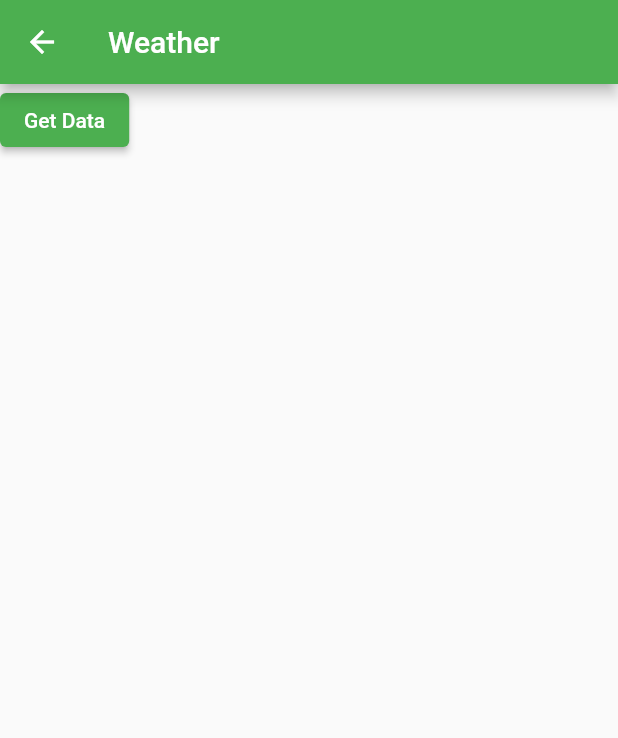
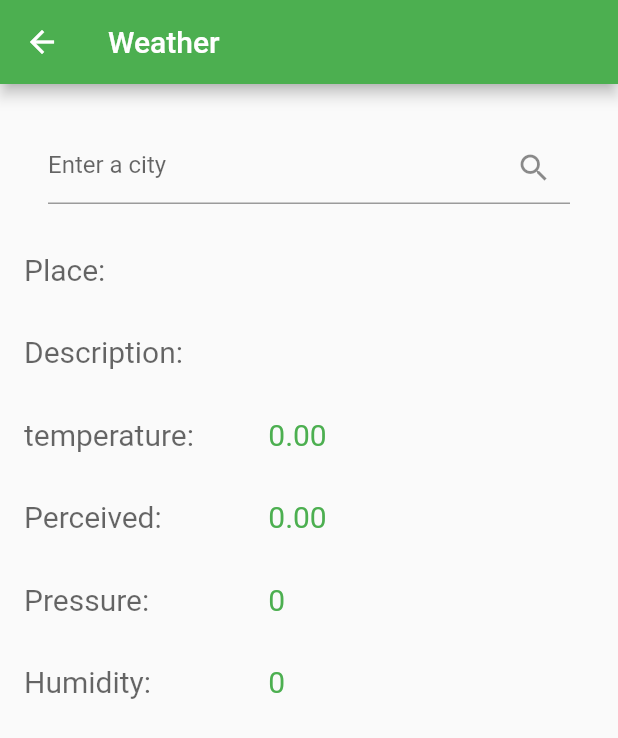
Before and after one commit to alfredjmgdev/flutter_gym_app, a Flutter app: the WeatherScreen screen opened directly, on a phone screen of 412 x 824 dp. Shown: the top 738 px of the screen. Run offline on Flutter 3.47's test engine with Material 2 defaults, Android fonts, the phone set to English and light mode, and no system bars.

Commit message:
weather app

```diff
--- a/lib/data/htpp_helper.dart
+++ b/lib/data/htpp_helper.dart
@@ -1,3 +1,4 @@
+import 'package:flutter_application_1/data/weather.dart';
 import 'package:http/http.dart' as http;
 import 'dart:convert';
 
@@ -7,11 +8,13 @@ class HttpHelper {
   final String path = "data/2.5/weather";
   final String apiKey = "3cd1164d517a8136ed3a558b8e6e2b34";
 
-  Future<String> getWeather(String location) async {
+  Future<Weather> getWeather(String location) async {
     Map<String, dynamic> parameters = {"q": location, "appId": apiKey};
     Uri uri = Uri.http(authority, path, parameters);
     http.Response result = await http.get(uri);
     Map<String, dynamic> data = json.decode(result.body);
-    return result.body;
+    Weather weather = Weather.fromJson(data);
+
+    return weather;
   }
 }
--- a/lib/data/weather.dart
+++ b/lib/data/weather.dart
@@ -13,6 +13,7 @@ class Weather {
     this.name = weatherMap["name"];
     // this.temperature = (weatherMap["main"]["temp"] * (9 / 5) - 459.67) ?? 0;
     this.temperature = (weatherMap["main"]["temp"] - 273.15) ?? 0;
+    this.perceived = (weatherMap["main"]["feels_like"] - 273.15) ?? 0;
     this.pressure = weatherMap["main"]["pressure"] ?? 0;
     this.humidity = weatherMap["main"]["humidity"] ?? 0;
     this.description = weatherMap["weather"][0]["main"] ?? '';
--- a/lib/screens/weather_screen.dart
+++ b/lib/screens/weather_screen.dart
@@ -1,4 +1,5 @@
 import 'package:flutter/material.dart';
+import 'package:flutter_application_1/data/weather.dart';
 import '../data/htpp_helper.dart';
 
 class WeatherScreen extends StatefulWidget {
@@ -9,21 +10,60 @@ class WeatherScreen extends StatefulWidget {
 }
 
 class _WeatherScreenState extends State<WeatherScreen> {
-  String result = "";
+  final TextEditingController txtPlace = TextEditingController();
+  Weather result = Weather("", "", 0, 0, 0, 0);
+  // print(hola);
   @override
   Widget build(BuildContext context) {
     return Scaffold(
       appBar: AppBar(title: Text("Weather")),
-      body: Column(children: [
-        ElevatedButton(child: Text("Get Data"), onPressed: getData),
-        Text(result)
-      ]),
+      body: Padding(
+          padding: EdgeInsets.all(16),
+          child: ListView(children: [
+            Padding(
+                padding: EdgeInsets.all(16),
+                child: TextField(
+                  controller: txtPlace,
+                  decoration: InputDecoration(
+                      hintText: "Enter a city",
+                      suffixIcon: IconButton(
+                          icon: Icon(Icons.search), onPressed: getData)),
+                )),
+            weatherRow("Place: ", result.name),
+            weatherRow("Description: ", result.description),
+            weatherRow("temperature: ", result.temperature.toStringAsFixed(2)),
+            weatherRow("Perceived: ", result.perceived.toStringAsFixed(2)),
+            weatherRow("Pressure: ", result.pressure.toString()),
+            weatherRow("Humidity: ", result.humidity.toString()),
+          ])),
     );
   }
 
   Future getData() async {
     HttpHelper helper = HttpHelper();
-    result = await helper.getWeather("London");
+    result = await helper.getWeather(txtPlace.text);
     setState(() {});
   }
+
+  Widget weatherRow(String label, String value) {
+    Widget row = Padding(
+        padding: EdgeInsets.symmetric(vertical: 16),
+        child: Row(children: [
+          Expanded(
+              flex: 3,
+              child: Text(label,
+                  style: TextStyle(
+                    fontSize: 20,
+                    color: Theme.of(context).hintColor,
+                  ))),
+          Expanded(
+              flex: 4,
+              child: Text(value,
+                  style: TextStyle(
+                    fontSize: 20,
+                    color: Theme.of(context).primaryColor,
+                  ))),
+        ]));
+    return row;
+  }
 }
```
